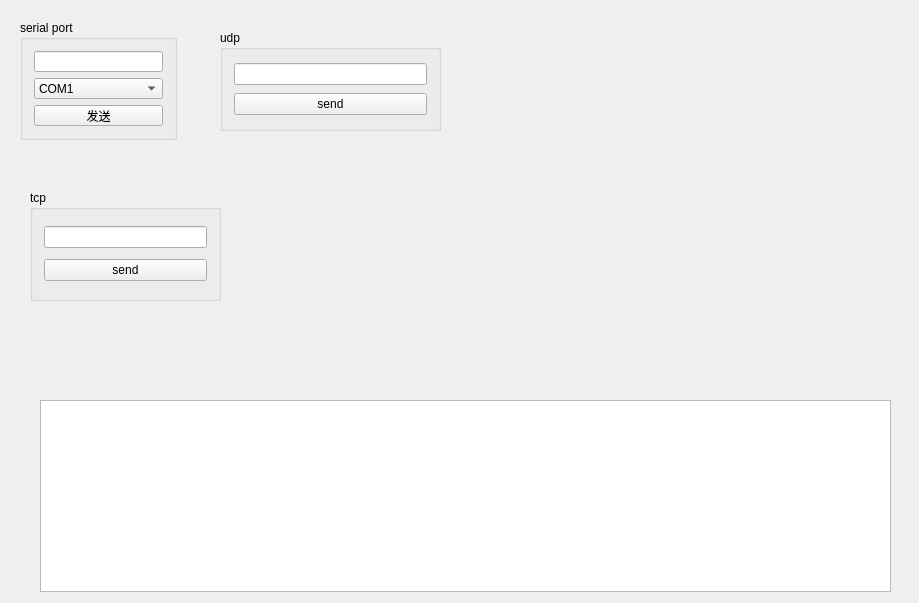
Before: the Qt Designer form MessagerGUI/MessagerGUI/MessagerGUI.ui in Roy-H/Messager, drawn with Qt 5.
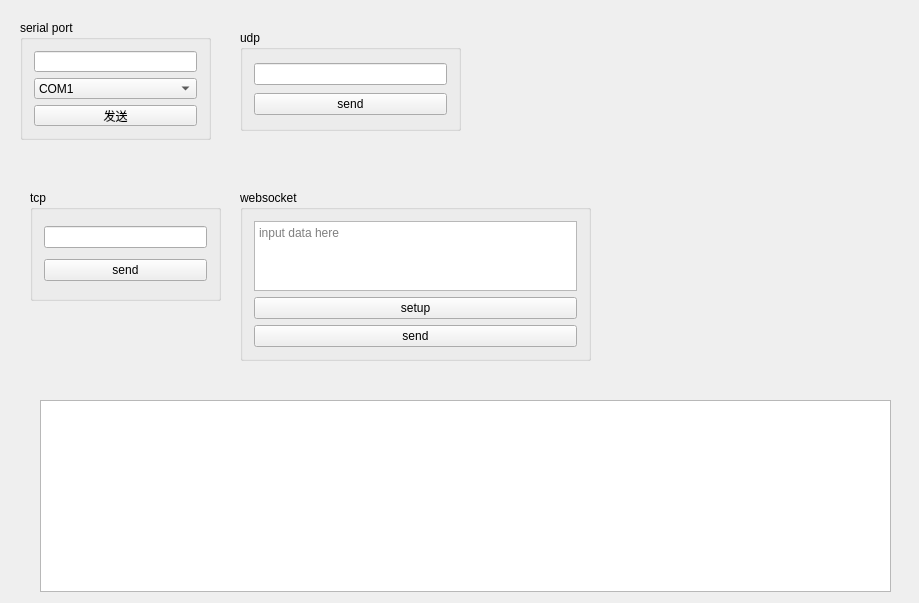
After: the same form once the commit is applied.

```diff
--- a/MessagerGUI/MessagerGUI/MessagerGUI.ui
+++ b/MessagerGUI/MessagerGUI/MessagerGUI.ui
@@ -18,7 +18,7 @@
     <rect>
      <x>20</x>
      <y>20</y>
-     <width>157</width>
+     <width>191</width>
      <height>120</height>
     </rect>
    </property>
@@ -65,7 +65,7 @@
   <widget class="QGroupBox" name="groupBox_2">
    <property name="geometry">
     <rect>
-     <x>220</x>
+     <x>240</x>
      <y>30</y>
      <width>221</width>
      <height>101</height>
@@ -122,6 +122,45 @@
     </rect>
    </property>
   </widget>
+  <widget class="QGroupBox" name="groupBox_4">
+   <property name="geometry">
+    <rect>
+     <x>240</x>
+     <y>190</y>
+     <width>351</width>
+     <height>171</height>
+    </rect>
+   </property>
+   <property name="title">
+    <string>websocket</string>
+   </property>
+   <layout class="QVBoxLayout" name="verticalLayout_4">
+    <item>
+     <widget class="QTextEdit" name="websock_data_input">
+      <property name="documentTitle">
+       <string/>
+      </property>
+      <property name="placeholderText">
+       <string>input data here</string>
+      </property>
+     </widget>
+    </item>
+    <item>
+     <widget class="QPushButton" name="websock_server_setup">
+      <property name="text">
+       <string>setup</string>
+      </property>
+     </widget>
+    </item>
+    <item>
+     <widget class="QPushButton" name="websock_send_btn">
+      <property name="text">
+       <string>send</string>
+      </property>
+     </widget>
+    </item>
+   </layout>
+  </widget>
  </widget>
  <layoutdefault spacing="6" margin="11"/>
  <resources>
```
